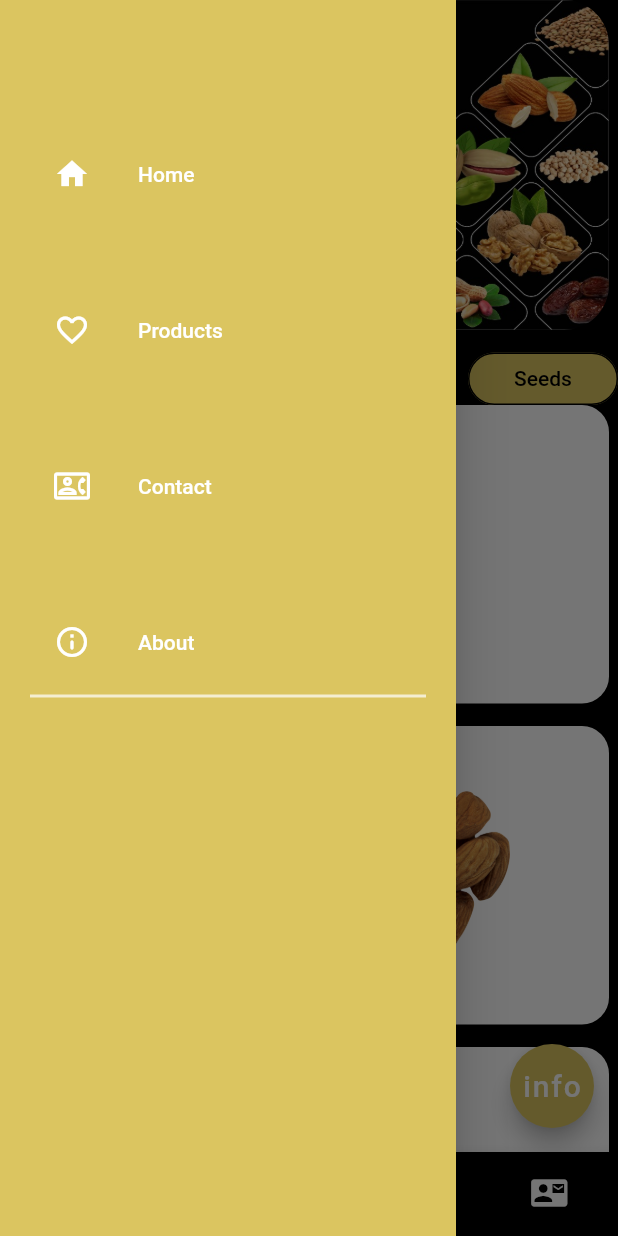
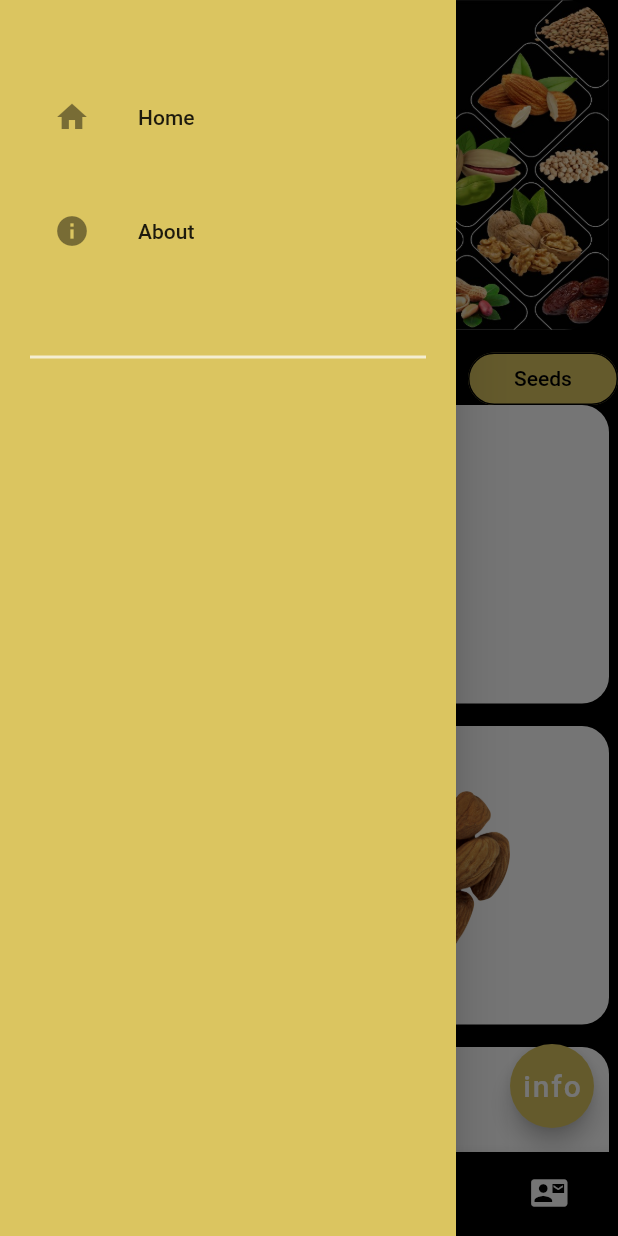
Before and after one commit to bahirbarak/meem_dry_fruits_app, a Flutter app: the screen it shows after launch, with the side drawer open, on a phone screen of 412 x 824 dp. Run offline on Flutter 3.47's test engine with Material 2 defaults, Android fonts, the phone set to English and light mode, and no system bars.

Commit message:
[fix] drawer click event fixed

```diff
--- a/lib/widgets/navigation_drawer_widget.dart
+++ b/lib/widgets/navigation_drawer_widget.dart
@@ -1,6 +1,5 @@
 import 'package:flutter/material.dart';
 import 'package:meem_dry_fruits/screens/about.dart';
-import 'package:meem_dry_fruits/screens/contact_us.dart';
 import 'package:meem_dry_fruits/screens/home.dart';
 
 class NavigationDrawerWidget extends StatelessWidget {
@@ -11,36 +10,38 @@ class NavigationDrawerWidget extends StatelessWidget {
     const padding = EdgeInsets.symmetric(horizontal: 20, vertical: 10);
     return Drawer(
       child: Material(
-        color: Color.fromARGB(255, 219, 197, 96),
+        color: const Color.fromARGB(255, 219, 197, 96),
         // color: Colors.white,
         child: ListView(
           padding: padding,
           children: [
-            const Padding(padding: EdgeInsets.only(top: 30)),
-            const SizedBox(
-              height: 48,
+            const Padding(padding: EdgeInsets.only(top: 40)),
+            ListTile(
+              title: const Text("Home"),
+              leading: const Icon(Icons.home),
+              onTap: () {
+                Navigator.pop(context);
+
+                // Navigator.push(
+                //     context,
+                //     MaterialPageRoute(
+                //         builder: (context) => const Home(title: "Home")));
+              },
             ),
-            buildMenuItems(
-              text: 'Home',
-              icon: Icons.home,
-              // onCliked: () => onSelectedItem(context, 0)
+            const Padding(padding: EdgeInsets.only(top: 20)),
+            ListTile(
+              title: const Text("About"),
+              leading: const Icon(Icons.info),
+              onTap: () {
+                Navigator.pop(context);
+
+                Navigator.push(context,
+                    MaterialPageRoute(builder: (context) => const AboutPage()));
+              },
             ),
             const SizedBox(
               height: 48,
             ),
-            buildMenuItems(text: 'Products', icon: Icons.favorite_border),
-            const SizedBox(
-              height: 48,
-            ),
-            buildMenuItems(
-              text: 'Contact',
-              icon: Icons.contact_phone_outlined,
-              // onCliked: onSelectedItem(context, 2)
-            ),
-            const SizedBox(
-              height: 48,
-            ),
-            buildMenuItems(text: 'About', icon: Icons.info_outline_rounded),
             const Divider(
               color: Colors.white70,
               thickness: 2,
@@ -51,18 +52,31 @@ class NavigationDrawerWidget extends StatelessWidget {
     );
   }
 
-  Widget buildMenuItems(
-      {required String text, required IconData icon, VoidCallback? onCliked}) {
-    const color = Colors.white;
-    const hoverColor = Colors.white70;
-    return ListTile(
-      leading: Icon(icon, color: color),
-      title: Text(text, style: const TextStyle(color: color)),
-      hoverColor: hoverColor,
-      onTap: onCliked,
-    );
-  }
-}
+  // Widget buildMenuItems(
+  //     {required String text, required IconData icon, VoidCallback? onCliked}) {
+  //   const color = Colors.white;
+  //   const hoverColor = Colors.white70;
+  //   return ListTile(
+  //     leading: Icon(icon, color: color),
+  //     title: Text(text, style: const TextStyle(color: color)),
+  //     hoverColor: hoverColor,
+  //     onTap: onCliked,
+  //   );
+  // }
+
+//   onSelectedItem(BuildContext context, int i) {
+//     switch (i) {
+//       case 1:
+//         Navigator.push(context,
+//             MaterialPageRoute(builder: (context) => const Home(title: "Home")));
+//         break;
+
+//       case 2:
+//         Navigator.push(context,
+//             MaterialPageRoute(builder: (context) => const AboutPage()));
+//     }
+//   }
+// }
 
 // onSelectedItem(BuildContext context, int index) {
 //   switch (index) {
@@ -80,4 +94,20 @@ class NavigationDrawerWidget extends StatelessWidget {
 //           .push(MaterialPageRoute(builder: (context) => const AboutPage()));
 //       break;
 //   }
-// }
+
+  onItemClick(BuildContext context, int index) {
+    switch (index) {
+      case 0:
+        Navigator.push(context,
+            MaterialPageRoute(builder: (context) => const Home(title: "Home")));
+        Navigator.pop(context);
+        break;
+
+      case 1:
+        Navigator.push(context,
+            MaterialPageRoute(builder: (context) => const AboutPage()));
+        Navigator.pop(context);
+        break;
+    }
+  }
+}
```
Also changed, not shown: lib/screens/about.dart (+17 -12 lines).
